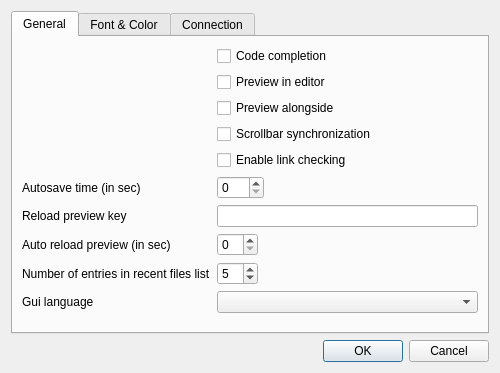
Before: the Qt Designer form application/CSettingsDialog.ui in inyokaproject/inyokaedit, drawn with Qt 5.
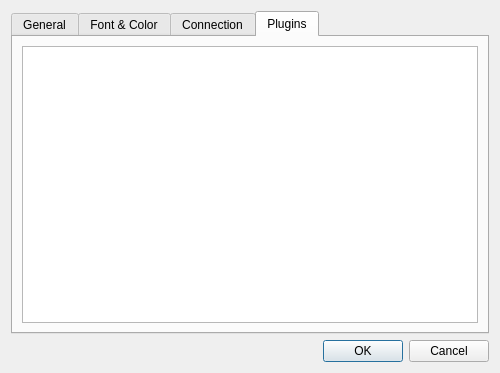
After: the same form once the commit is applied. The open tabs and pages were chosen to show the change. Icons and pictures are not drawn.

Commit message: Added plugin selection into settings dialog. Minor plugin interface changes.

Patch:
```diff
--- a/application/CSettingsDialog.ui
+++ b/application/CSettingsDialog.ui
@@ -803,6 +803,47 @@
        </item>
       </layout>
      </widget>
+     <widget class="QWidget" name="pluginsTab">
+      <attribute name="title">
+       <string>Plugins</string>
+      </attribute>
+      <layout class="QFormLayout" name="formLayout_4">
+       <item row="0" column="0" colspan="2">
+        <widget class="QTableWidget" name="pluginsTable">
+         <property name="sizePolicy">
+          <sizepolicy hsizetype="Expanding" vsizetype="Expanding">
+           <horstretch>0</horstretch>
+           <verstretch>1</verstretch>
+          </sizepolicy>
+         </property>
+         <property name="editTriggers">
+          <set>QAbstractItemView::NoEditTriggers</set>
+         </property>
+         <property name="alternatingRowColors">
+          <bool>true</bool>
+         </property>
+         <property name="selectionMode">
+          <enum>QAbstractItemView::NoSelection</enum>
+         </property>
+         <property name="iconSize">
+          <size>
+           <width>80</width>
+           <height>80</height>
+          </size>
+         </property>
+         <property name="showGrid">
+          <bool>false</bool>
+         </property>
+         <attribute name="horizontalHeaderVisible">
+          <bool>false</bool>
+         </attribute>
+         <attribute name="verticalHeaderVisible">
+          <bool>false</bool>
+         </attribute>
+        </widget>
+       </item>
+      </layout>
+     </widget>
     </widget>
    </item>
    <item>
```
Left out of the diff: 2 changed lines with no effect on the pictures. The commit also changes 18 other files.
